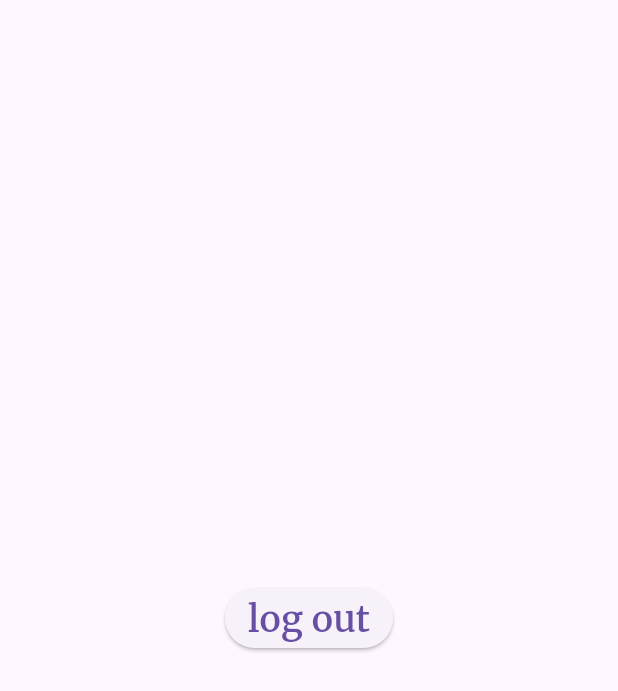
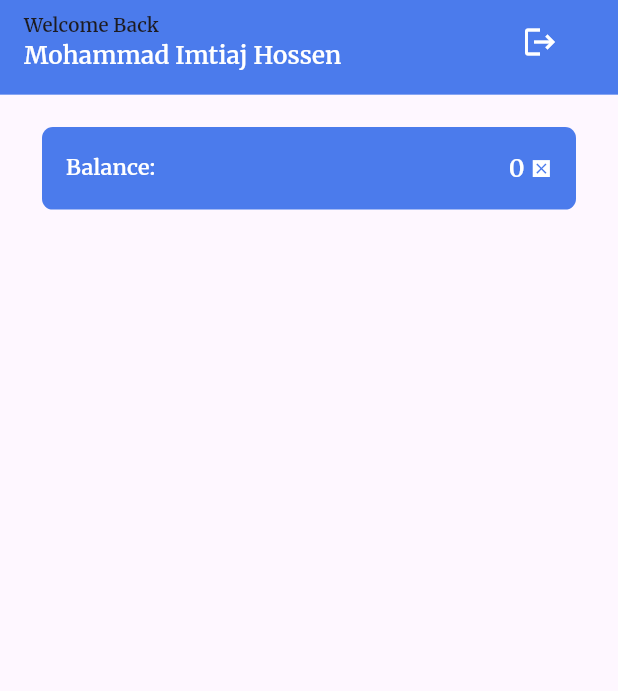
Before and after one commit to Error-Imtiaj/Ton-Ads, a Flutter app: the HomeScreen screen opened by its route, on a phone screen of 412 x 824 dp. Shown: the top 691 px of the screen. Run offline on Flutter 3.47's test engine with Material 3 defaults, Android fonts, the phone set to English and light mode, and no system bars; our stand-ins replace bloc, firebase_auth, firebase_core, flutter_bloc, flutter_screenutil, flutter_svg and 5 more; missing offline and left inert: flutter_facebook_auth; accounts and stored records are empty.

Commit message:
`Updated Firebase configuration, added app colors, and handled exceptions in login and sign up blocs`

```diff
--- a/lib/core/themes/app_colors.dart
+++ b/lib/core/themes/app_colors.dart
@@ -9,6 +9,7 @@ class AppColors {
   static const Color errorSnackBarColor = Color(0xffeb2f06);
   static const Color errorSnackBarTextColor = Color(0xffFFFFFF);
   static const Color successSnackBarColor = Color(0xff079992);
-
-
+  static const Color appbarBackgroundColor = Color(0xff4b7bec);
+  static const Color appPrimaryTextColor = Color(0xffffffff);
+  static const Color appAppbarButtonColor = Color(0xffffffff);
 }
--- /dev/null
+++ b/lib/core/widgets/app_text.dart
@@ -0,0 +1,56 @@
+import 'package:flutter/material.dart';
+
+class AppText extends StatelessWidget {
+  final String text;
+  final TextStyle? textStyle;
+  final double? fontSize;
+  final double? wordSpacing;
+  final double? letterSpacing;
+  final Color? textColor;
+  final Color? backgroundColor;
+  final FontWeight? fontWeight;
+  final TextAlign? textAlign;
+  final TextDirection? textDirection;
+  final int? maxLines;
+  final double? height;
+  final Function()? onTap;
+  const AppText({
+    super.key,
+    required this.text,
+    this.textStyle,
+    this.fontSize,
+    this.textColor,
+    this.backgroundColor,
+    this.fontWeight,
+    this.textAlign,
+    this.textDirection,
+    this.maxLines,
+    this.wordSpacing,
+    this.letterSpacing,
+    this.height, this.onTap,
+  });
+
+  @override
+  Widget build(BuildContext context) {
+    return GestureDetector(
+      onTap: onTap,
+      child: Text(
+        text,
+        style:
+            textStyle ??
+            Theme.of(context).textTheme.labelLarge?.copyWith(
+              fontSize: fontSize,
+              color: textColor,
+              backgroundColor: backgroundColor,
+              fontWeight: fontWeight,
+              wordSpacing: wordSpacing,
+              letterSpacing: letterSpacing,
+              height: height,
+            ),
+        textAlign: textAlign,
+        textDirection: textDirection,
+        maxLines: maxLines,
+      ),
+    );
+  }
+}
--- a/lib/features/authscreen/presentation/loginscreen/bloc/login_bloc.dart
+++ b/lib/features/authscreen/presentation/loginscreen/bloc/login_bloc.dart
@@ -44,8 +44,11 @@ class LoginBloc extends Bloc<LoginEvent, LoginState> {
       try {
         await loginServices.signInWithGoogle();
         emit(LoginSuccess());
+      } on FirebaseAuthException catch (e) {
+        String errorMessage = AuthException.loginExecptionMsg(e);
+        emit(LoginFailed(message: errorMessage));
       } catch (e) {
-        emit(LoginFailed(message: e.toString()));
+        emit(LoginFailed(message: "Unexpected error occured"));
       }
     });
 
--- a/lib/features/authscreen/presentation/signupScreen/bloc/sign_up_bloc.dart
+++ b/lib/features/authscreen/presentation/signupScreen/bloc/sign_up_bloc.dart
@@ -45,12 +45,15 @@ class SignUpBloc extends Bloc<SignUpEvent, SignUpState> {
     });
 
     on<SignUpWithGooglePressed>((event, emit) async {
-       emit(SignUpLoading());
+      emit(SignUpLoading());
       try {
         await signUpAuth.signInWithGoogle();
         emit(SignUpSuccess());
+      } on FirebaseAuthException catch (e) {
+        String errorMessage = AuthException.loginExecptionMsg(e);
+        emit(SignUpFailed(errorMsg: errorMessage));
       } catch (e) {
-        emit(SignUpFailed(errorMsg: e.toString()));
+        emit(SignUpFailed(errorMsg: "Unexepected Error Occured"));
       }
     });
   }
--- a/lib/features/homeScreen/presentation/screens/home_screen.dart
+++ b/lib/features/homeScreen/presentation/screens/home_screen.dart
@@ -1,8 +1,13 @@
+import 'package:earn_watching_ads/core/themes/app_const.dart';
 import 'package:earn_watching_ads/core/utils/app_routes.dart';
 import 'package:earn_watching_ads/features/authscreen/presentation/widgets/lodaing.dart';
 import 'package:earn_watching_ads/features/homeScreen/bloc/home_bloc.dart';
+import 'package:earn_watching_ads/features/homeScreen/presentation/widgets/appbar_widget.dart';
+import 'package:earn_watching_ads/features/homeScreen/presentation/widgets/balance.dart';
 import 'package:flutter/material.dart';
 import 'package:flutter_bloc/flutter_bloc.dart';
+import 'package:flutter_screenutil/flutter_screenutil.dart';
+import 'package:gap/gap.dart';
 import 'package:go_router/go_router.dart';
 
 class HomeScreen extends StatelessWidget {
@@ -19,15 +24,12 @@ class HomeScreen extends StatelessWidget {
       },
       builder: (context, state) {
         return Scaffold(
-          body: Center(
+          appBar: AppbarWidget(),
+          body: Padding(
+            padding: EdgeInsets.symmetric(horizontal: AppConst.scaffoldPadding),
             child: (state is HomeLoadingState)
                 ? Loading()
-                : ElevatedButton(
-                    onPressed: () {
-                      context.read<HomeBloc>().add(HomeLogOutEvent());
-                    },
-                    child: Text("log out"),
-                  ),
+                : Column(children: [Gap(24.h), Balance()]),
           ),
         );
       },
--- /dev/null
+++ b/lib/features/homeScreen/presentation/widgets/appbar_widget.dart
@@ -0,0 +1,52 @@
+import 'package:earn_watching_ads/core/themes/app_colors.dart';
+import 'package:earn_watching_ads/core/themes/app_const.dart';
+import 'package:earn_watching_ads/core/widgets/app_text.dart';
+import 'package:earn_watching_ads/features/homeScreen/bloc/home_bloc.dart';
+import 'package:flutter/material.dart';
+import 'package:flutter_bloc/flutter_bloc.dart';
+import 'package:flutter_screenutil/flutter_screenutil.dart';
+
+class AppbarWidget extends StatelessWidget implements PreferredSizeWidget {
+  const AppbarWidget({super.key});
+
+  @override
+  Widget build(BuildContext context) {
+    return BlocListener<HomeBloc, HomeState>(
+      listener: (context, state) {
+        // TODO: implement listener
+      },
+      child: AppBar(
+        backgroundColor: AppColors.appbarBackgroundColor,
+        title: Column(
+          crossAxisAlignment: CrossAxisAlignment.start,
+          children: [
+            AppText(text: "Welcome Back", fontSize: 14.sp),
+            AppText(
+              text: "Mohammad Imtiaj Hossen",
+              fontSize: 18.sp,
+              onTap: () {
+                // TODO REDIRCET TO PROFILE SCREEN TO CHECK OR UPDATE PROFILE
+              },
+              textColor: AppColors.appPrimaryTextColor,
+            ),
+          ],
+        ),
+        actionsPadding: EdgeInsets.symmetric(
+          horizontal: AppConst.scaffoldPadding,
+        ),
+        actions: [
+          IconButton(
+            onPressed: () {
+              context.read<HomeBloc>().add(HomeLogOutEvent());
+            },
+            icon: Icon(Icons.logout, color: AppColors.appAppbarButtonColor),
+          ),
+        ],
+      ),
+    );
+  }
+
+  @override
+  // TODO: implement preferredSize
+  Size get preferredSize => Size.fromHeight(70.h);
+}
--- /dev/null
+++ b/lib/features/homeScreen/presentation/widgets/balance.dart
@@ -0,0 +1,35 @@
+import 'package:earn_watching_ads/core/themes/app_colors.dart';
+import 'package:earn_watching_ads/core/widgets/app_text.dart';
+import 'package:flutter/material.dart';
+import 'package:flutter_screenutil/flutter_screenutil.dart';
+
+class Balance extends StatelessWidget {
+  final String? balance;
+  const Balance({super.key, this.balance});
+
+  @override
+  Widget build(BuildContext context) {
+    return Container(
+      padding: EdgeInsets.all(16),
+      decoration: BoxDecoration(
+        color: AppColors.appbarBackgroundColor,
+        borderRadius: BorderRadius.circular(8.r),
+      ),
+      child: Row(
+        mainAxisAlignment: MainAxisAlignment.spaceBetween,
+        children: [
+          AppText(
+            text: 'Balance: ',
+            fontSize: 16.sp,
+            textColor: AppColors.appPrimaryTextColor,
+          ),
+          AppText(
+            text: '${balance ?? 0} 🪙',
+            fontSize: 18.sp,
+            textColor: AppColors.appPrimaryTextColor,
+          ),
+        ],
+      ),
+    );
+  }
+}
```
Also changed, not shown: firebase.json.
